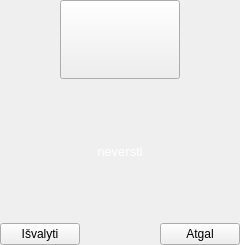
Above: nokia/AlausRadaras/beercounter.ui from vincnetas/alaus-radaras before the change. Below: the same form after it.
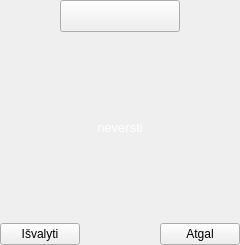
That is the form after the change. Icons and pictures are not drawn.

```diff
--- a/nokia/AlausRadaras/beercounter.ui
+++ b/nokia/AlausRadaras/beercounter.ui
@@ -28,7 +28,7 @@
     <number>0</number>
    </property>
    <item>
-    <layout class="QVBoxLayout" name="verticalLayout" stretch="6,0,4,0,1">
+    <layout class="QVBoxLayout" name="verticalLayout" stretch="8,2,7,2,1">
      <item>
       <layout class="QHBoxLayout" name="horizontalLayout_3" stretch="2,4,2">
        <item>
@@ -46,24 +46,6 @@
        </item>
        <item>
         <widget class="QPushButton" name="btnCount">
-         <property name="sizePolicy">
-          <sizepolicy hsizetype="Expanding" vsizetype="Expanding">
-           <horstretch>0</horstretch>
-           <verstretch>0</verstretch>
-          </sizepolicy>
-         </property>
-         <property name="minimumSize">
-          <size>
-           <width>0</width>
-           <height>0</height>
-          </size>
-         </property>
-         <property name="baseSize">
-          <size>
-           <width>100</width>
-           <height>100</height>
-          </size>
-         </property>
          <property name="font">
           <font>
            <pointsize>15</pointsize>
@@ -79,12 +61,6 @@
          <property name="text">
           <string/>
          </property>
-         <property name="iconSize">
-          <size>
-           <width>120</width>
-           <height>120</height>
-          </size>
-         </property>
         </widget>
        </item>
        <item>
```
Left out of the diff: 5 changed lines with no effect on the pictures.
